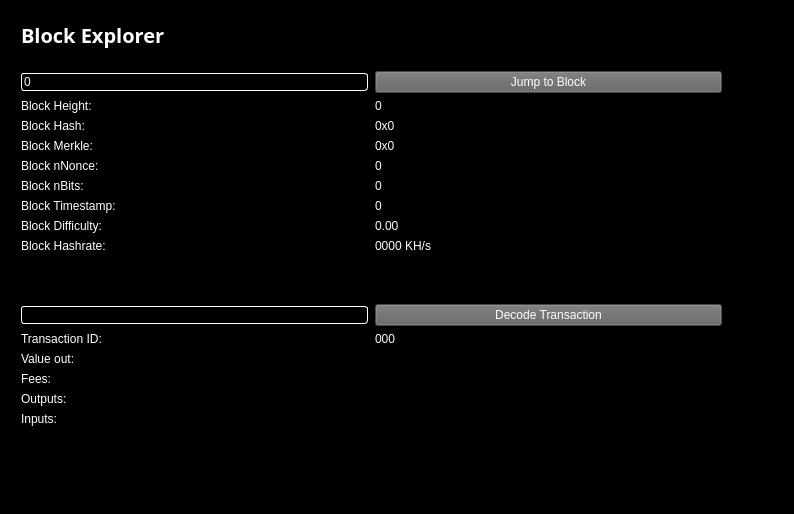
First picture: the form in src/qt/forms/blockbrowser.ui, repository waffle-iron/DarkSilk-Release-Candidate, before the edit.
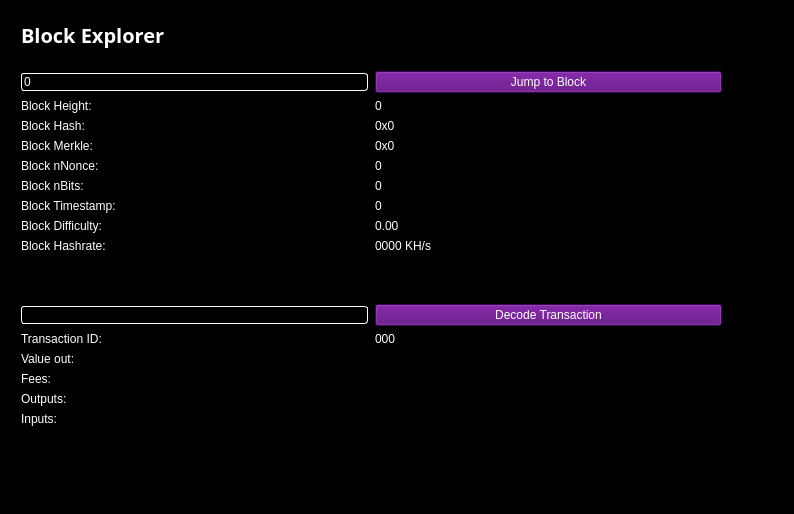
Second picture: the form after the edit.

Patch:
```diff
--- a/src/qt/forms/blockbrowser.ui
+++ b/src/qt/forms/blockbrowser.ui
@@ -478,8 +478,8 @@
          </property>
          <property name="styleSheet">
           <string notr="true">color: rgb(255, 255, 255);
-background-color: rgb(98, 98, 98);
-alternate-background-color: rgb(98, 98, 98);</string>
+background-color: rgb(86, 0, 120);
+alternate-background-color: rgb(86, 0, 120);</string>
          </property>
          <property name="text">
           <string>Decode Transaction</string>
@@ -2413,8 +2413,8 @@
          </property>
          <property name="styleSheet">
           <string notr="true">color: rgb(255, 255, 255);
-background-color: rgb(98, 98, 98);
-alternate-background-color: rgb(98, 98, 98);</string>
+background-color: rgb(86, 0, 120);
+alternate-background-color: rgb(86, 0, 120);</string>
          </property>
          <property name="text">
           <string>Jump to Block</string>
```
